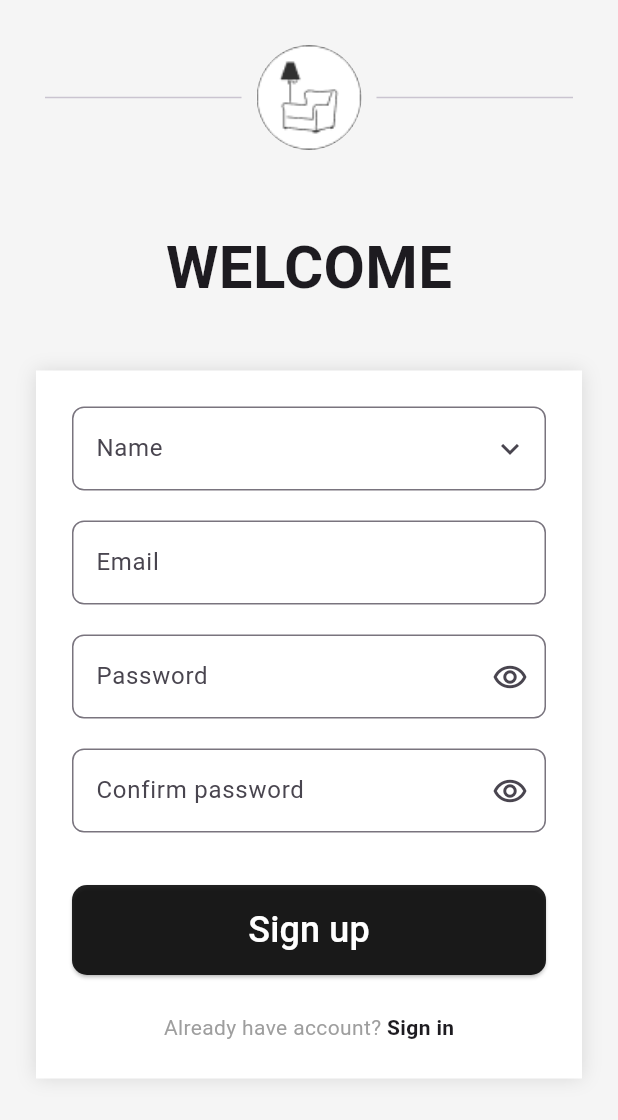
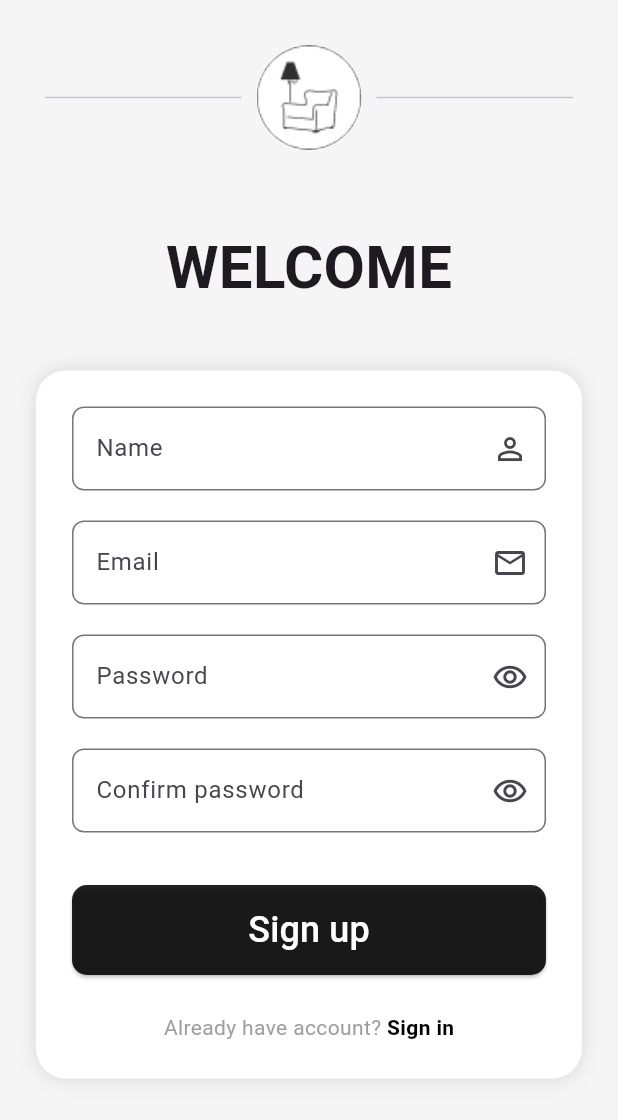
Before and after one commit to Gerryy505/muara_app, a Flutter app: the RegisterScreen screen opened directly, on a phone screen of 412 x 824 dp. Shown: the top 1120 px of the screen. Run offline on Flutter 3.47's test engine with Material 3 defaults, Android fonts, the phone set to English and light mode, and no system bars.

Commit message:
update 1.5

```diff
--- a/lib/screens/register_screen.dart
+++ b/lib/screens/register_screen.dart
@@ -1,4 +1,5 @@
 import 'package:flutter/material.dart';
+import 'login_screen.dart';
 
 class RegisterScreen extends StatelessWidget {
   const RegisterScreen({super.key});
@@ -15,7 +16,7 @@ class RegisterScreen extends StatelessWidget {
 
               const SizedBox(height: 30),
 
-              // Logo
+              // LOGO
               Row(
                 children: [
 
@@ -27,7 +28,7 @@ class RegisterScreen extends StatelessWidget {
                     ),
                   ),
 
-                  CircleAvatar(
+                  const CircleAvatar(
                     radius: 35,
                     backgroundColor: Colors.white,
                     backgroundImage: AssetImage(
@@ -47,8 +48,10 @@ class RegisterScreen extends StatelessWidget {
 
               const SizedBox(height: 50),
 
+              // TITLE
               const Text(
                 "WELCOME",
+
                 style: TextStyle(
                   fontSize: 40,
                   fontWeight: FontWeight.bold,
@@ -57,84 +60,118 @@ class RegisterScreen extends StatelessWidget {
 
               const SizedBox(height: 40),
 
+              // FORM CONTAINER
               Container(
-                margin: const EdgeInsets.symmetric(horizontal: 24),
+                margin: const EdgeInsets.symmetric(
+                  horizontal: 24,
+                ),
+
                 padding: const EdgeInsets.all(24),
+
                 decoration: BoxDecoration(
                   color: Colors.white,
-                  boxShadow: [
+
+                  borderRadius: BorderRadius.circular(20),
+
+                  boxShadow: const [
                     BoxShadow(
                       blurRadius: 10,
                       color: Colors.black12,
-                    )
+                    ),
                   ],
                 ),
 
                 child: Column(
                   children: [
 
-                    // Name
+                    // NAME
                     TextField(
                       decoration: InputDecoration(
                         labelText: "Name",
+
                         border: OutlineInputBorder(
-                          borderRadius: BorderRadius.circular(8),
-                        ),
-                        suffixIcon: Icon(Icons.keyboard_arrow_down),
-                      ),
+                          borderRadius:
+                              BorderRadius.circular(8),
                         ),
 
-                    const SizedBox(height: 20),
-
-                    // Email
-                    TextField(
-                      decoration: InputDecoration(
-                        labelText: "Email",
-                        border: OutlineInputBorder(
-                          borderRadius: BorderRadius.circular(8),
+                        suffixIcon: const Icon(
+                          Icons.person_outline,
                         ),
                       ),
                     ),
 
                     const SizedBox(height: 20),
 
-                    // Password
+                    // EMAIL
                     TextField(
-                      obscureText: true,
                       decoration: InputDecoration(
-                        labelText: "Password",
+                        labelText: "Email",
+
                         border: OutlineInputBorder(
-                          borderRadius: BorderRadius.circular(8),
+                          borderRadius:
+                              BorderRadius.circular(8),
                         ),
-                        suffixIcon: Icon(Icons.remove_red_eye_outlined),
+
+                        suffixIcon: const Icon(
+                          Icons.email_outlined,
+                        ),
                       ),
                     ),
 
                     const SizedBox(height: 20),
 
-                    // Confirm Password
+                    // PASSWORD
                     TextField(
                       obscureText: true,
+
+                      decoration: InputDecoration(
+                        labelText: "Password",
+
+                        border: OutlineInputBorder(
+                          borderRadius:
+                              BorderRadius.circular(8),
+                        ),
+
+                        suffixIcon: const Icon(
+                          Icons.remove_red_eye_outlined,
+                        ),
+                      ),
+                    ),
+
+                    const SizedBox(height: 20),
+
+                    // CONFIRM PASSWORD
+                    TextField(
+                      obscureText: true,
+
                       decoration: InputDecoration(
                         labelText: "Confirm password",
+
                         border: OutlineInputBorder(
-                          borderRadius: BorderRadius.circular(8),
+                          borderRadius:
+                              BorderRadius.circular(8),
                         ),
-                        suffixIcon: Icon(Icons.remove_red_eye_outlined),
+
+                        suffixIcon: const Icon(
+                          Icons.remove_red_eye_outlined,
+                        ),
                       ),
                     ),
 
                     const SizedBox(height: 35),
 
-                    // Sign Up Button
+                    // SIGN UP BUTTON
                     SizedBox(
                       width: double.infinity,
                       height: 60,
+
                       child: ElevatedButton(
                         style: ElevatedButton.styleFrom(
                           backgroundColor: Colors.black87,
+
                           shape: RoundedRectangleBorder(
-                            borderRadius: BorderRadius.circular(10),
+                            borderRadius:
+                                BorderRadius.circular(10),
                           ),
                         ),
 
@@ -142,6 +179,7 @@ class RegisterScreen extends StatelessWidget {
 
                         child: const Text(
                           "Sign up",
+
                           style: TextStyle(
                             fontSize: 24,
                             color: Colors.white,
@@ -152,21 +190,42 @@ class RegisterScreen extends StatelessWidget {
 
                     const SizedBox(height: 25),
 
+                    // SIGN IN
                     Row(
-                      mainAxisAlignment: MainAxisAlignment.center,
-                      children: const [
+                      mainAxisAlignment:
+                          MainAxisAlignment.center,
 
-                        Text(
+                      children: [
+
+                        const Text(
                           "Already have account? ",
+
                           style: TextStyle(
                             color: Colors.grey,
                           ),
                         ),
 
-                        Text(
+                        GestureDetector(
+
+                          onTap: () {
+
+                            Navigator.push(
+                              context,
+
+                              MaterialPageRoute(
+                                builder: (context) =>
+                                    const LoginScreen(),
+                              ),
+                            );
+                          },
+
+                          child: const Text(
                             "Sign in",
+
                             style: TextStyle(
                               fontWeight: FontWeight.bold,
+                              color: Colors.black,
+                            ),
                           ),
                         ),
                       ],
```
Also changed, not shown: lib/screens/home_screen.dart (+29 -10 lines), lib/screens/product_detail_page.dart (+19 -8 lines). Lines whose indentation alone changed are shown as unchanged.
